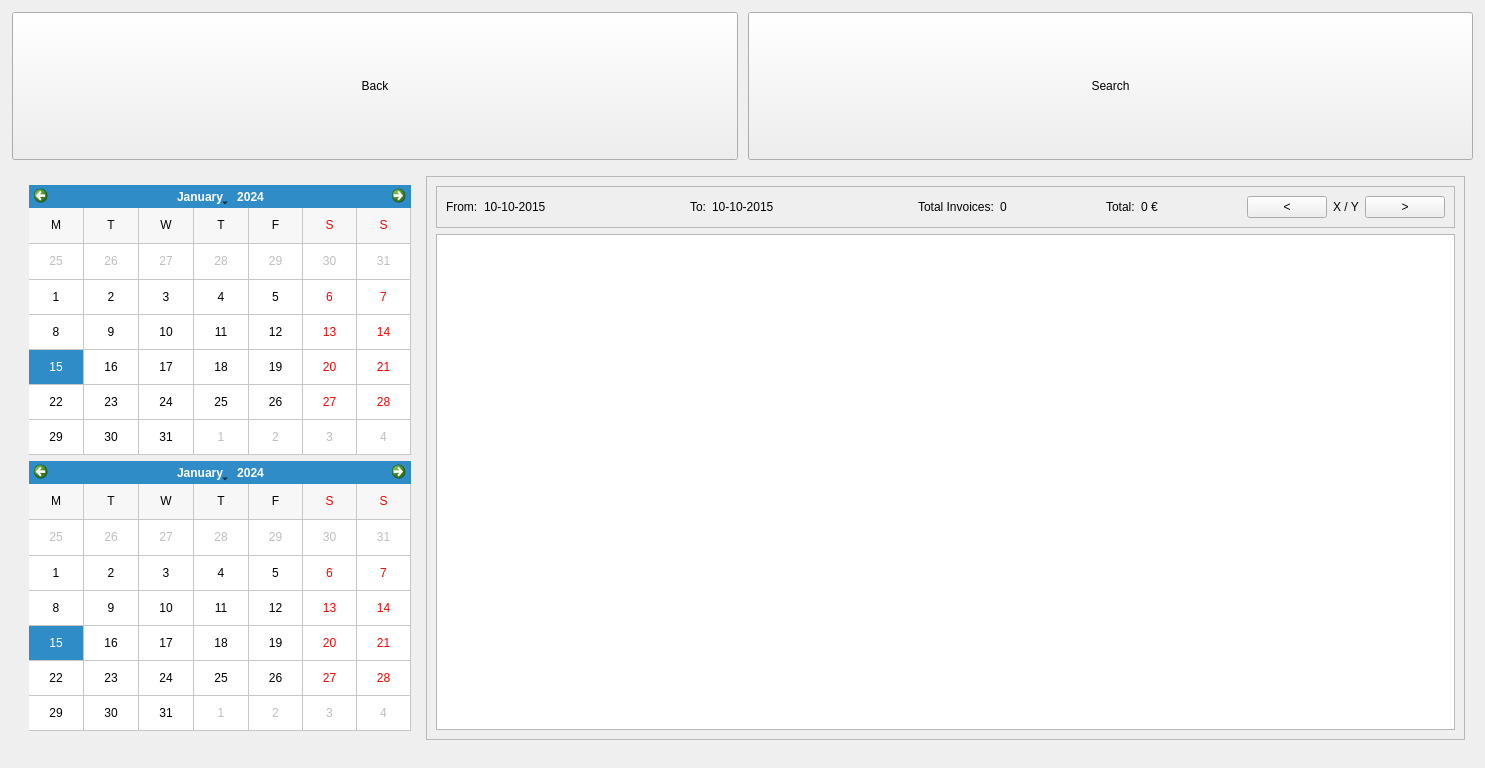
Before: the Qt Designer form penyamanager/user/invoicelistwindow.ui in eguzki/penyamanager, drawn with Qt 5.
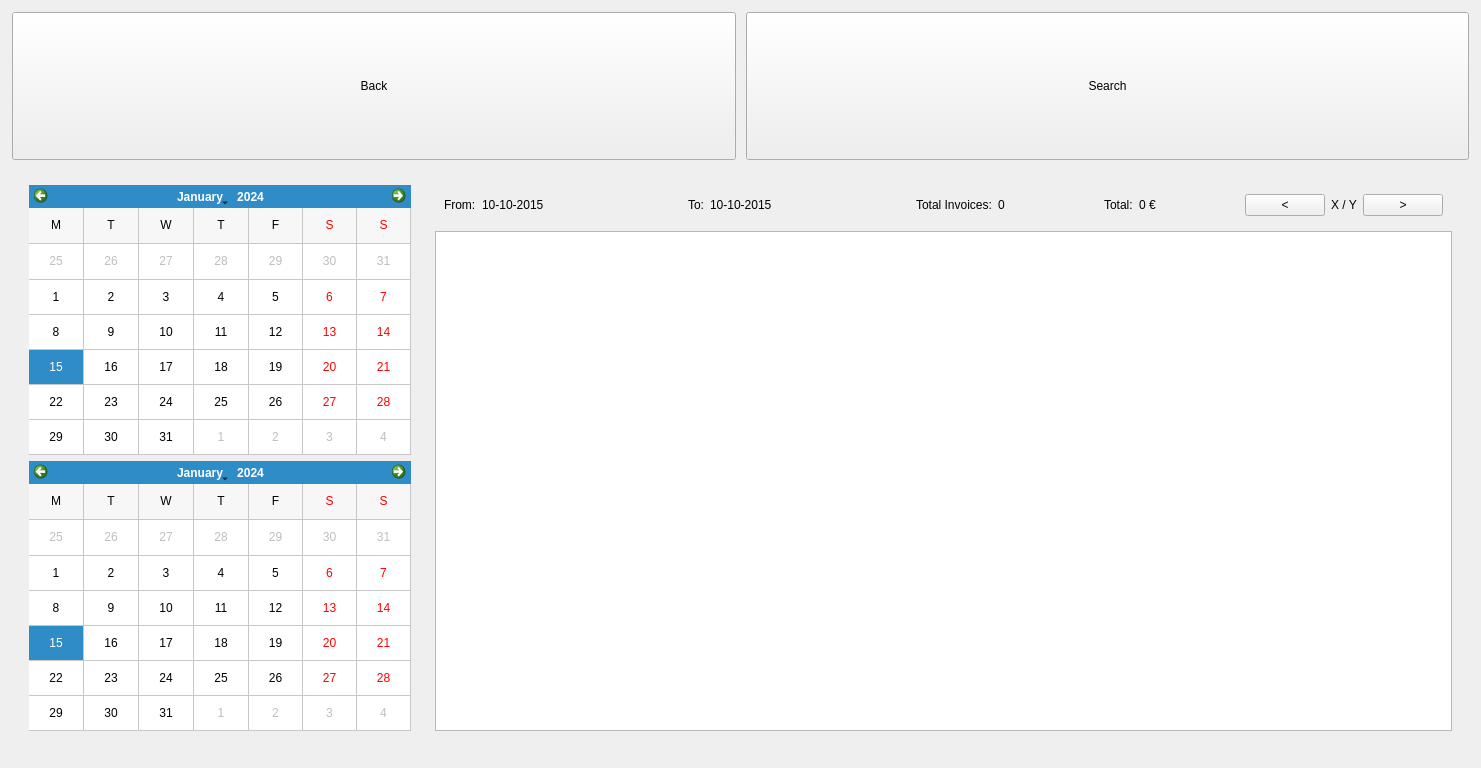
After: the same form once the commit is applied.

Diff of the .ui file:
```diff
--- a/penyamanager/user/invoicelistwindow.ui
+++ b/penyamanager/user/invoicelistwindow.ui
@@ -6,7 +6,7 @@
    <rect>
     <x>0</x>
     <y>0</y>
-    <width>1024</width>
+    <width>1463</width>
     <height>768</height>
    </rect>
   </property>
@@ -115,22 +115,10 @@
        </widget>
       </item>
       <item>
-       <widget class="QFrame" name="resultsFrame">
-        <property name="frameShape">
-         <enum>QFrame::StyledPanel</enum>
-        </property>
-        <property name="frameShadow">
-         <enum>QFrame::Raised</enum>
-        </property>
+       <widget class="QWidget" name="resultsWidget" native="true">
         <layout class="QVBoxLayout" name="verticalLayout_4">
          <item>
-          <widget class="QFrame" name="pagingFrame">
-           <property name="frameShape">
-            <enum>QFrame::StyledPanel</enum>
-           </property>
-           <property name="frameShadow">
-            <enum>QFrame::Raised</enum>
-           </property>
+          <widget class="QWidget" name="pagingWidget" native="true">
            <layout class="QHBoxLayout" name="horizontalLayout_9">
             <item>
              <widget class="QLabel" name="fromDateResultLabel">
```
